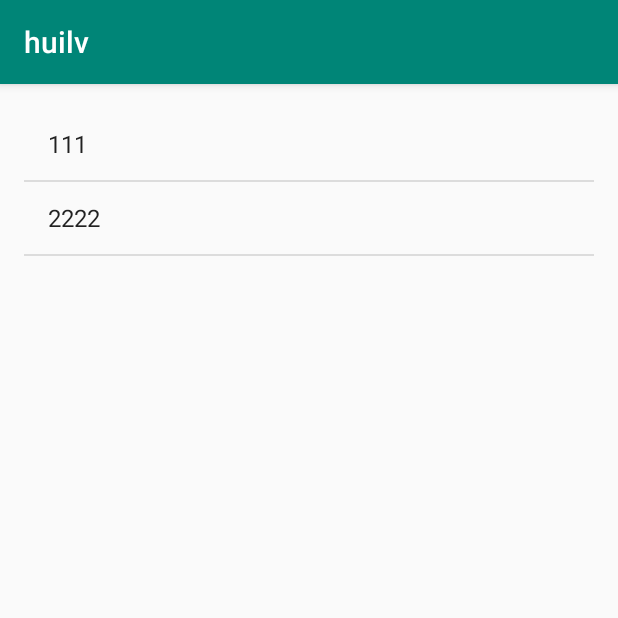
After one commit to sdkleeli/huilv_weeksix, an Android app: the MyListActivity screen opened directly, with no data from a screen before it, on a phone screen of 412 x 824 dp, the top half of it. The commit adds this screen. Run offline under Robolectric (Android 15) with nearby library versions, the phone set to English and light mode, and no system bars.

Commit message:
week8  2019.4.30

```diff
--- /dev/null
+++ b/app/src/main/java/com/example/administrator/huilv/MyListActivity.java
@@ -0,0 +1,22 @@
+package com.example.administrator.huilv;
+
+import android.support.v7.app.AppCompatActivity;
+import android.os.Bundle;
+import android.widget.ArrayAdapter;
+import android.widget.ListAdapter;
+import android.widget.ListView;
+
+public class MyListActivity extends AppCompatActivity {
+
+    @Override
+    protected void onCreate(Bundle savedInstanceState) {
+        super.onCreate(savedInstanceState);
+        setContentView(R.layout.activity_my_list);
+
+        ListView listView = findViewById(R.id.mylist);
+        String data[] = {"111","2222"};
+
+        ListAdapter adapter = new ArrayAdapter<String>(this, android.R.layout.simple_list_item_1, data);
+        listView.setAdapter(adapter);
+    }
+}
--- /dev/null
+++ b/app/src/main/res/layout/activity_my_list.xml
@@ -0,0 +1,19 @@
+<?xml version="1.0" encoding="utf-8"?>
+<RelativeLayout xmlns:android="http://schemas.android.com/apk/res/android"
+    xmlns:app="http://schemas.android.com/apk/res-auto"
+    xmlns:tools="http://schemas.android.com/tools"
+    android:layout_width="match_parent"
+    android:layout_height="match_parent"
+    android:paddingTop="16dp"
+    android:paddingRight="16dp"
+    android:paddingLeft="16dp"
+    android:paddingBottom="16dp"
+    tools:context=".MyListActivity">
+
+    <ListView
+        android:id="@+id/mylist"
+        android:layout_width="match_parent"
+        android:layout_height="match_parent"
+        android:layout_alignParentStart="true"
+        android:layout_alignParentTop="true" />
+</RelativeLayout>
--- a/app/src/main/res/values/strings.xml
+++ b/app/src/main/res/values/strings.xml
@@ -7,4 +7,5 @@
     <string name="btn_opencfg_label">Config</string>
     <string name="btn_save_label">Save</string>
     <string name="menu_set_label">Setting</string>
+    <string name="label_open_list">OpenList</string>
 </resources>
```
Also changed, not shown: app/src/main/AndroidManifest.xml (+6 -2 lines), app/src/main/java/com/example/administrator/huilv/MainActivity.java (+81 -9 lines), app/src/main/java/com/example/administrator/huilv/RateListActivity.java (added, +88 -0 lines), app/src/main/res/layout/activity_rate_list.xml (added, +9 -0 lines), app/src/main/res/menu/rate.xml (+7 -2 lines).
